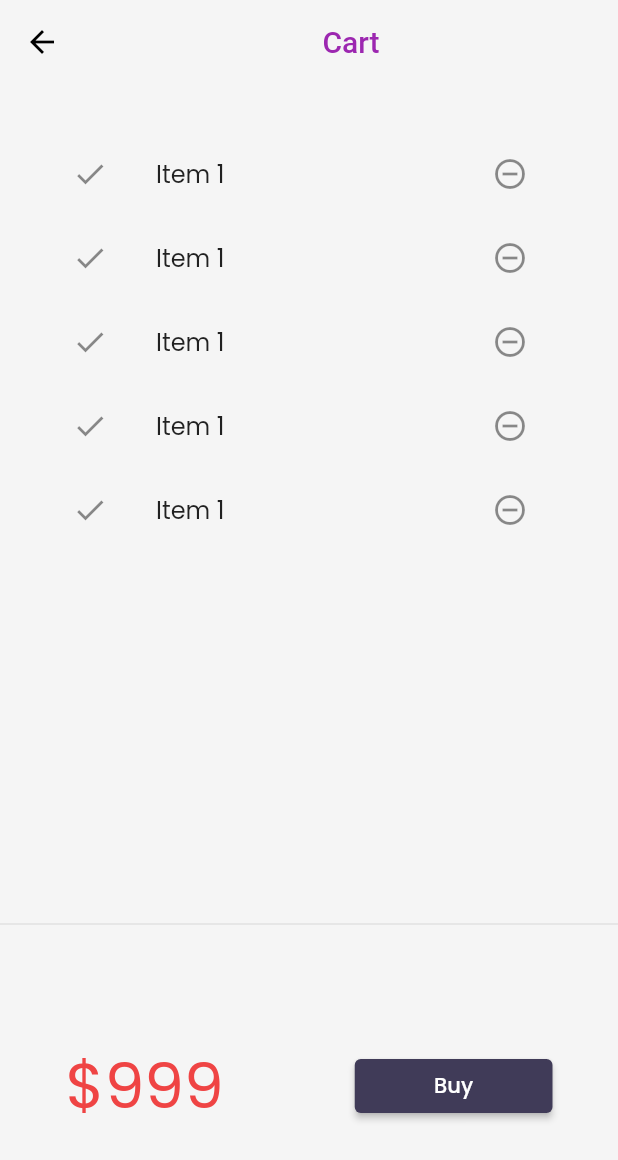
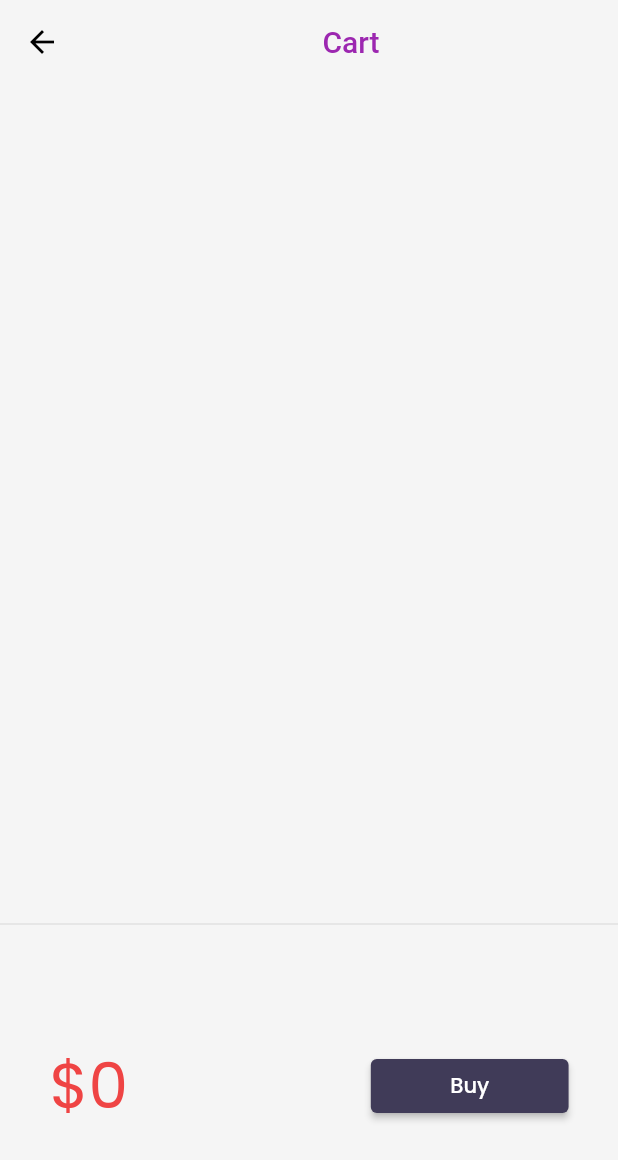
Before and after one commit to bibekparajul/flutterPractice, a Flutter app: the screen it shows after launch, after a tap on an icon or button, on a phone screen of 412 x 824 dp. Shown: the top 1160 px of the screen. Run offline on Flutter 3.47's test engine with Material 2 defaults, Android fonts, the phone set to English and light mode, and no system bars; our stand-ins replace google_fonts, velocity_x; network calls fail.

Commit message:
day-21(Add_to_cart)

```diff
--- /dev/null
+++ b/lib/models/cart.dart
@@ -0,0 +1,44 @@
+import 'package:flutter_catalog/models/catalog.dart';
+
+class CartModel {
+
+
+  static final cartModel = CartModel._internal();
+
+  CartModel._internal();
+
+  factory CartModel() => cartModel;
+
+  // catalog field
+    late CatalogModel _catalog ;
+
+  // Collection of IDs - store Ids of each item
+  final List<int> _itemIds = [];
+
+  // Get Catalog
+  CatalogModel get catalog => _catalog;
+
+  set catalog(CatalogModel newCatalog) {
+    assert(newCatalog != null);
+    _catalog = newCatalog;
+  }
+
+  // Get items in the cart
+  List<Item> get items => _itemIds.map((id) => _catalog.getById(id)).toList();
+
+  // Get total price
+  num get totalPrice =>
+      items.fold(0, (total, current) => total + current.price);
+
+  // add the  Item
+
+  void add(Item item) {
+    _itemIds.add(item.id);
+  }
+
+  // Remove Item
+
+  void remove(Item item) {
+    _itemIds.remove(item.id);
+  }
+}
--- a/lib/models/catalog.dart
+++ b/lib/models/catalog.dart
@@ -2,16 +2,22 @@
 import 'dart:convert';
 
 class CatalogModel {
+
+  static final catModel = CatalogModel._internal();
+
+  CatalogModel._internal();
+
+  factory CatalogModel() => catModel;
   static  List<Item> items = [];
 
 
   //Get item by ID
-  static Item getById(int id) =>
+   Item getById(int id) =>
     items.firstWhere((element) => element.id == id, orElse: null);
 
   //Get item by position
 
-  static Item getByPosition(int pos) => items[pos];
+   Item getByPosition(int pos) => items[pos];
 
 }
 
--- a/lib/pages/cart_page.dart
+++ b/lib/pages/cart_page.dart
@@ -1,4 +1,5 @@
 import 'package:flutter/material.dart';
+import 'package:flutter_catalog/models/cart.dart';
 import 'package:flutter_catalog/widgets/themes.dart';
 import 'package:velocity_x/velocity_x.dart';
 
@@ -28,14 +29,19 @@ class _CartTotal extends StatelessWidget {
 
   @override
   Widget build(BuildContext context) {
+    final _cart = CartModel();
     return SizedBox(
       height: 200,
       child: Row(
         mainAxisAlignment: MainAxisAlignment.spaceAround,
         children: [
-          "\$999".text.xl5.red500.make(),
+          "\$${_cart.totalPrice}".text.xl5.red500.make(),
+          30.widthBox,
           ElevatedButton(
-                  onPressed: () {},
+                  onPressed: () {
+                    ScaffoldMessenger.of(context).showSnackBar(SnackBar(
+                        content: "Buying not supported yet".text.make()));
+                  },
                   style: ButtonStyle(
                       backgroundColor:
                           MaterialStateProperty.all(context.theme.buttonColor)),
@@ -55,17 +61,18 @@ class _CartList extends StatefulWidget {
 }
 
 class _CartListState extends State<_CartList> {
+  final _cart = CartModel();
   @override
   Widget build(BuildContext context) {
     return ListView.builder(
-      itemCount: 5,
+      itemCount: _cart.items.length,
       itemBuilder: (context, index) => ListTile(
         leading: Icon(Icons.done),
         trailing: IconButton(
           icon: Icon(Icons.remove_circle_outline),
           onPressed: () {},
         ),
-        title: "Item 1".text.make(),
+        title: _cart.items[index].name.text.make(),
       ),
     );
   }
--- a/lib/widgets/home_widgets/catalog_list.dart
+++ b/lib/widgets/home_widgets/catalog_list.dart
@@ -1,4 +1,5 @@
 import 'package:flutter/material.dart';
+import 'package:flutter_catalog/models/cart.dart';
 import 'package:flutter_catalog/pages/home_detail_page.dart';
 import 'package:flutter_catalog/widgets/home_widgets/catalog_image.dart';
 import 'package:velocity_x/velocity_x.dart';
@@ -15,7 +16,7 @@ class CatalogList extends StatelessWidget {
       shrinkWrap: true,
       itemCount: CatalogModel.items.length,
       itemBuilder: (context, index) {
-        final catalog = CatalogModel.getByPosition(index);           //this method is called here from catalog.dart
+        final catalog = CatalogModel.items[index];           //this method is called here from catalog.dart
         return InkWell(
             onTap: () {
               Navigator.push(
@@ -57,15 +58,7 @@ class CatalogItem extends StatelessWidget {
               buttonPadding: EdgeInsets.zero,
               children: [
                 "\$${catalog.price}".text.bold.xl.make(),
-                ElevatedButton(
-                    onPressed: () {},
-                    style: ButtonStyle(
-                        backgroundColor:
-                            MaterialStateProperty.all(context.theme.buttonColor),
-                        shape: MaterialStateProperty.all(
-                          StadiumBorder(),
-                        )),
-                    child: "Buy".text.make())
+                _AddToCart(catalog: catalog)
               ],
             ).pOnly(right: 8.0)
           ],
@@ -74,3 +67,41 @@ class CatalogItem extends StatelessWidget {
     )).color(context.cardColor).rounded.square(130).make().py16();
   }
 }
+
+class _AddToCart extends StatefulWidget {
+  final Item catalog;
+  const _AddToCart({
+    Key? key, required this.catalog,
+  }) : super(key: key);
+
+  @override
+
+  State<_AddToCart> createState() => _AddToCartState();
+}
+
+class _AddToCartState extends State<_AddToCart> {
+   bool isAdded = false;
+  @override
+  Widget build(BuildContext context) {
+    return ElevatedButton(
+        onPressed: () {
+          isAdded = isAdded.toggle();
+          final _catalog = CatalogModel();
+          final _cart = CartModel();
+          _cart.catalog = _catalog;
+
+          _cart.add(widget.catalog);
+          setState(() {
+
+
+          });
+        },
+        style: ButtonStyle(
+            backgroundColor:
+                MaterialStateProperty.all(context.theme.buttonColor),
+            shape: MaterialStateProperty.all(
+              StadiumBorder(),
+            )),
+        child: isAdded?Icon(Icons.done): "Buy".text.make());
+  }
+}
```
